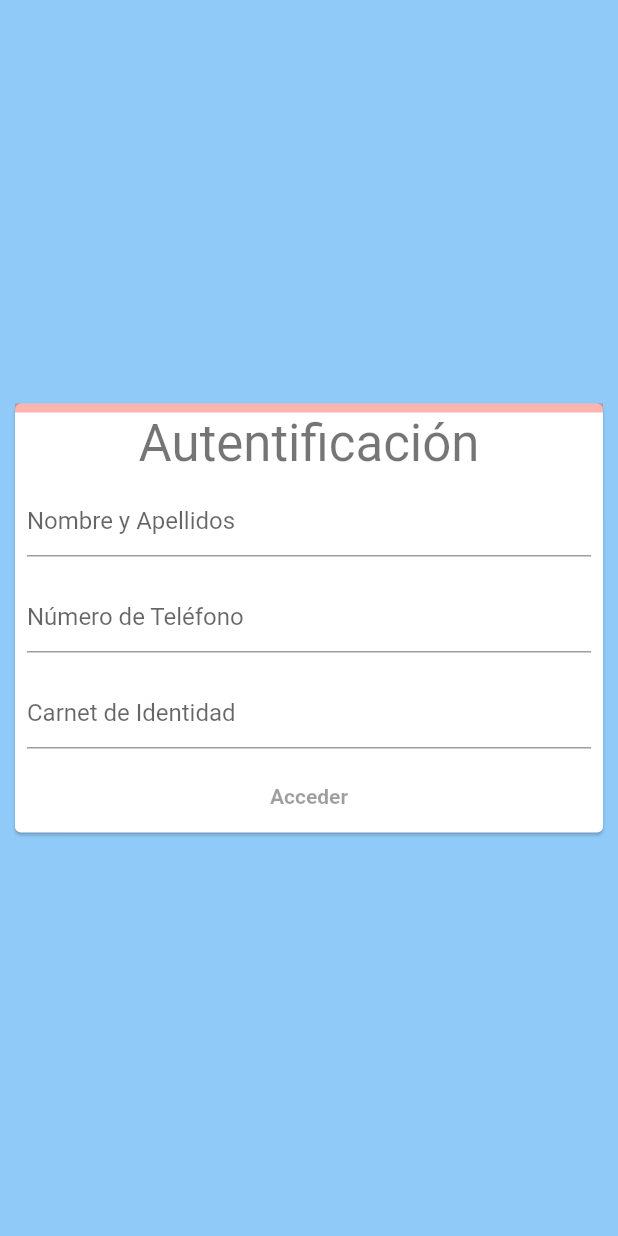
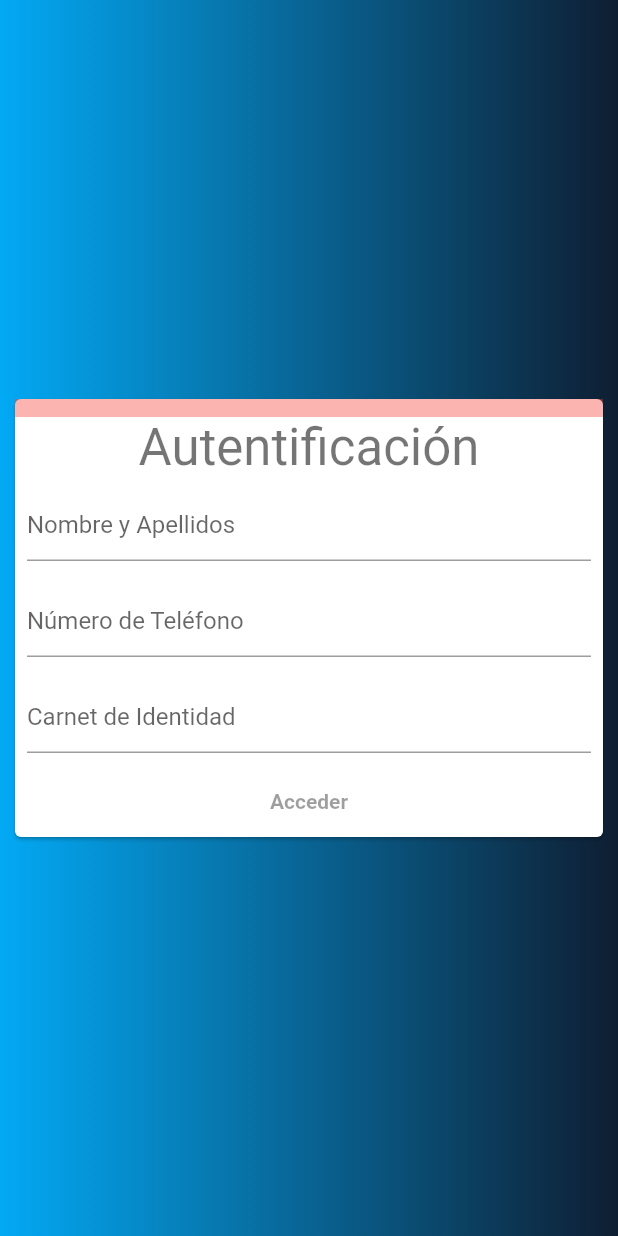
Before and after one commit to DavidZZGi/Gestion_Cola, a Flutter app: the screen it shows after launch, on a phone screen of 412 x 824 dp. Run offline on Flutter 3.47's test engine with Material 2 defaults, Android fonts, the phone set to English and light mode, and no system bars; our stand-ins replace anim_search_bar, flutter_spinkit; missing offline and left inert: qr_code_scanner.

```diff
--- a/lib/model/shop.dart
+++ b/lib/model/shop.dart
@@ -1,10 +1,9 @@
-import 'package:line_management/model/client.dart';
 
 import 'Product.dart';
 class Shop{
 String name;
 late List< Product>products;
-late List<Cliente>clinetes;
+
 Shop({required this.name,required this.products});
 
 
--- a/lib/view/listviewcomponent.dart
+++ b/lib/view/listviewcomponent.dart
@@ -28,7 +28,7 @@ class _MylistViewState extends State<MylistView> {
               words.removeAt(i);
             });
            ScaffoldMessenger.of(context)
-                    .showSnackBar(SnackBar(content: Text('${words[i]} dismissed')));
+                    .showSnackBar(SnackBar(content: Text('${words[i]} fue removido de la cola')));
           },
 
                    child: Card(
--- a/lib/view/loggin.dart
+++ b/lib/view/loggin.dart
@@ -7,12 +7,20 @@ class SignUpScreen extends StatelessWidget {
   @override
   Widget build(BuildContext context) {
     return Scaffold(
-      backgroundColor: Colors.blue.shade200,
-      body: const Center(
-        child: SizedBox(
-          width: 400,
-          child: Card(
-            child: SignUpForm(),
+      body: Container(
+        decoration:BoxDecoration(
+               gradient:  LinearGradient(
+                  begin: Alignment.centerLeft,
+                  end: Alignment.centerRight,
+                  colors: [Colors.lightBlue, Color.fromRGBO(14, 30, 50, 1.7)]),
+
+            ),
+        child: const Center(
+          child: SizedBox(
+            width: 400,
+            child: Card(
+              child: SignUpForm(),
+            ),
           ),
         ),
       ),
@@ -173,7 +181,7 @@ class _AnimatedProgressIndicatorState extends State<AnimatedProgressIndicator>
     return AnimatedBuilder(
       animation: _controller,
       builder: (context, child) => LinearProgressIndicator(
-        minHeight: 6,
+        minHeight: 12,
         value: _curveAnimation.value,
         valueColor: _colorAnimation,
         backgroundColor: _colorAnimation.value?.withOpacity(0.4),
--- a/lib/view/main.dart
+++ b/lib/view/main.dart
@@ -1,5 +1,8 @@
+
+
 
 import 'package:flutter/material.dart';
+import 'package:line_management/view/loading.dart';
 import './upscreen_part.dart';
 import './tapbar.dart';
 import 'lineform.dart';
@@ -7,8 +10,9 @@ import 'loggin.dart';
 
 void main() {
   runApp(MaterialApp(
-  initialRoute: '/',
+  initialRoute: '/loading',
     routes: {
+      '/loading':(context)=>LoadingPage(),
       '/':(context)=>const SignUpScreen(),
       '/cubacola':(context)=>  MyApp(),
       '/lineform':(context)=> Lineform()
```
Also changed, not shown: lib/model/Product.dart (+17 -2 lines), lib/model/client.dart (+6 -2 lines), lib/model/line.dart (added, +23 -0 lines), lib/model/municipio.dart (+20 -0 lines), lib/provider/clientProvider.dart (+7 -1 lines), lib/services/clientServices.dart (+9 -2 lines), lib/view/lineform.dart (+21 -38 lines), lib/view/tapbar.dart (+6 -12 lines).
